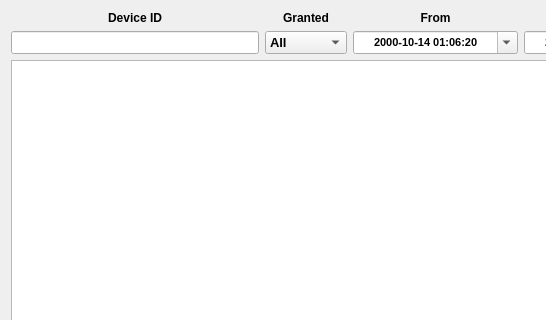
This is ArduinoGatekeeperAdmin/Forms/ClientExplorer.ui in AdrianoGoede/ArduinoGatekeeper as Qt 5 draws it before an edit; both pictures show x 0 to 546 and y 0 to 320 of the 700 by 450 pixel window. The edited form follows.
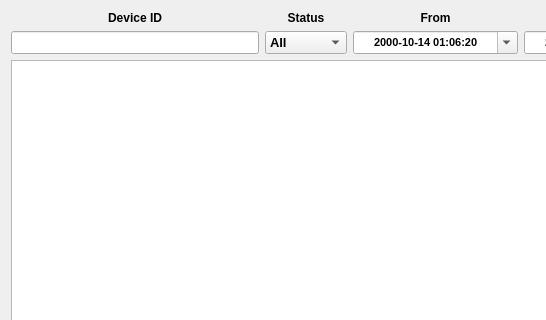
This is the edited form. Icons and pictures are not drawn.

Commit message: Corrected labels and dialog title

The edit to the form file:
```diff
--- a/ArduinoGatekeeperAdmin/Forms/ClientExplorer.ui
+++ b/ArduinoGatekeeperAdmin/Forms/ClientExplorer.ui
@@ -39,7 +39,7 @@
         </font>
        </property>
        <property name="text">
-        <string>Granted</string>
+        <string>Status</string>
        </property>
        <property name="alignment">
         <set>Qt::AlignmentFlag::AlignCenter</set>
```
The commit also changes 4 other files.
